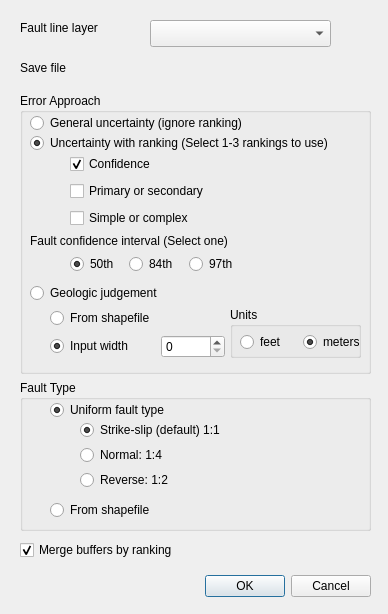
Above: FaultBufferTool_dialog_base.ui from Raswanth-Prasath/faultbuffertool before the change. Below: the same form after it.
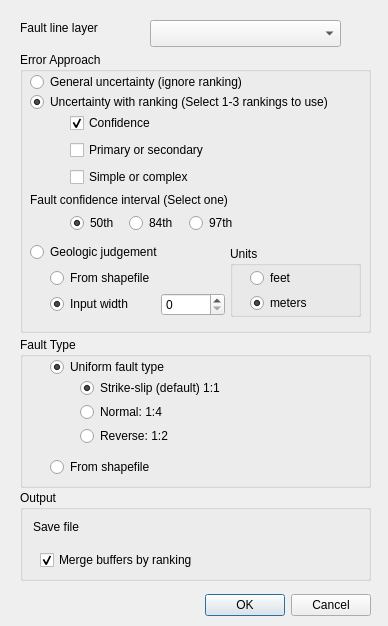
That is the form after the change. Custom widgets are drawn as their Qt base class.

Diff of the .ui file:
```diff
--- a/FaultBufferTool_dialog_base.ui
+++ b/FaultBufferTool_dialog_base.ui
@@ -7,7 +7,7 @@
     <x>0</x>
     <y>0</y>
     <width>388</width>
-    <height>614</height>
+    <height>626</height>
    </rect>
   </property>
   <property name="windowTitle">
@@ -17,7 +17,7 @@
    <property name="geometry">
     <rect>
      <x>30</x>
-     <y>570</y>
+     <y>589</y>
      <width>341</width>
      <height>32</height>
     </rect>
@@ -42,25 +42,12 @@
     <string>Fault line layer</string>
    </property>
   </widget>
-  <widget class="QLabel" name="label_4">
-   <property name="geometry">
-    <rect>
-     <x>20</x>
-     <y>60</y>
-     <width>55</width>
-     <height>16</height>
-    </rect>
-   </property>
-   <property name="text">
-    <string>Save file</string>
-   </property>
-  </widget>
   <widget class="QgsMapLayerComboBox" name="mMapLayerComboBox">
    <property name="geometry">
     <rect>
      <x>150</x>
      <y>20</y>
-     <width>181</width>
+     <width>191</width>
      <height>27</height>
     </rect>
    </property>
@@ -68,33 +55,11 @@
     <bool>false</bool>
    </property>
   </widget>
-  <widget class="QgsFileWidget" name="mQgsFileWidget">
-   <property name="geometry">
-    <rect>
-     <x>150</x>
-     <y>60</y>
-     <width>181</width>
-     <height>27</height>
-    </rect>
-   </property>
-   <property name="acceptDrops">
-    <bool>false</bool>
-   </property>
-   <property name="whatsThis">
-    <string/>
-   </property>
-   <property name="filter">
-    <string/>
-   </property>
-   <property name="storageMode">
-    <enum>QgsFileWidget::SaveFile</enum>
-   </property>
-  </widget>
   <widget class="QGroupBox" name="groupBox">
    <property name="geometry">
     <rect>
      <x>20</x>
-     <y>380</y>
+     <y>337</y>
      <width>351</width>
      <height>151</height>
     </rect>
@@ -148,7 +113,7 @@
     </property>
     <layout class="QVBoxLayout" name="verticalLayout_2">
      <property name="spacing">
-      <number>5</number>
+      <number>3</number>
      </property>
      <item>
       <widget class="QRadioButton" name="StrikeslipFaultRadioButton">
@@ -181,7 +146,7 @@
    <property name="geometry">
     <rect>
      <x>20</x>
-     <y>93</y>
+     <y>52</y>
      <width>351</width>
      <height>281</height>
     </rect>
@@ -311,6 +276,9 @@
      </rect>
     </property>
     <layout class="QGridLayout" name="gridLayout_2">
+     <property name="verticalSpacing">
+      <number>3</number>
+     </property>
      <item row="0" column="0">
       <widget class="QRadioButton" name="fromShapefile">
        <property name="toolTip">
@@ -347,9 +315,9 @@
     <property name="geometry">
      <rect>
       <x>210</x>
-      <y>214</y>
+      <y>194</y>
       <width>131</width>
-      <height>51</height>
+      <height>71</height>
      </rect>
     </property>
     <property name="contextMenuPolicy">
@@ -361,13 +329,16 @@
     <widget class="QWidget" name="horizontalLayoutWidget">
      <property name="geometry">
       <rect>
-       <x>10</x>
+       <x>20</x>
        <y>20</y>
-       <width>125</width>
-       <height>31</height>
+       <width>101</width>
+       <height>49</height>
       </rect>
      </property>
-     <layout class="QHBoxLayout" name="horizontalLayout_2">
+     <layout class="QVBoxLayout" name="verticalLayout_3">
+      <property name="spacing">
+       <number>3</number>
+      </property>
       <item>
        <widget class="QRadioButton" name="feet">
         <property name="toolTip">
@@ -447,21 +418,69 @@
     </property>
    </widget>
   </widget>
-  <widget class="QCheckBox" name="mergeBuffersCheckBox">
+  <widget class="QGroupBox" name="groupBox_3">
    <property name="geometry">
     <rect>
      <x>20</x>
-     <y>540</y>
-     <width>171</width>
-     <height>20</height>
+     <y>490</y>
+     <width>351</width>
+     <height>91</height>
     </rect>
    </property>
-   <property name="text">
-    <string>Merge buffers by ranking</string>
+   <property name="title">
+    <string>Output</string>
    </property>
-   <property name="checked">
-    <bool>true</bool>
-   </property>
+   <widget class="QgsFileWidget" name="mQgsFileWidget">
+    <property name="geometry">
+     <rect>
+      <x>103</x>
+      <y>24</y>
+      <width>221</width>
+      <height>27</height>
+     </rect>
+    </property>
+    <property name="acceptDrops">
+     <bool>false</bool>
+    </property>
+    <property name="whatsThis">
+     <string/>
+    </property>
+    <property name="filter">
+     <string/>
+    </property>
+    <property name="storageMode">
+     <enum>QgsFileWidget::SaveFile</enum>
+    </property>
+   </widget>
+   <widget class="QLabel" name="label_4">
+    <property name="geometry">
+     <rect>
+      <x>13</x>
+      <y>29</y>
+      <width>55</width>
+      <height>16</height>
+     </rect>
+    </property>
+    <property name="text">
+     <string>Save file</string>
+    </property>
+   </widget>
+   <widget class="QCheckBox" name="mergeBuffersCheckBox">
+    <property name="geometry">
+     <rect>
+      <x>20</x>
+      <y>60</y>
+      <width>171</width>
+      <height>20</height>
+     </rect>
+    </property>
+    <property name="text">
+     <string>Merge buffers by ranking</string>
+    </property>
+    <property name="checked">
+     <bool>true</bool>
+    </property>
+   </widget>
   </widget>
  </widget>
  <customwidgets>
```
Left out of the diff: 2 changed lines with no effect on the pictures.
